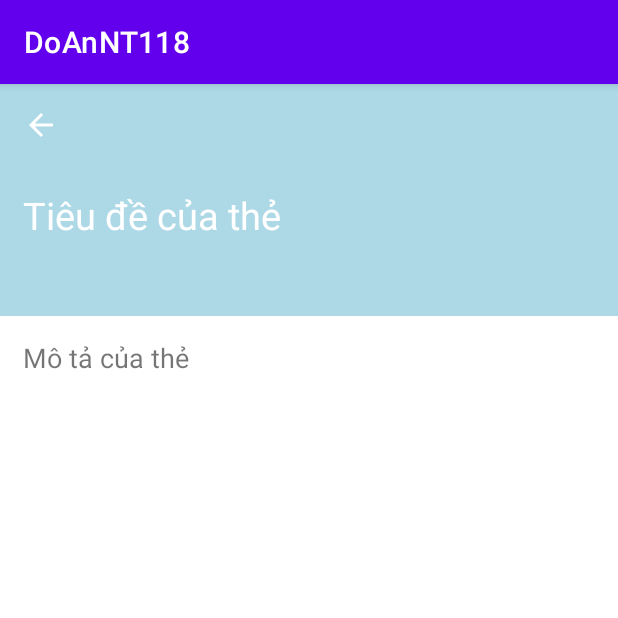
After one commit to hauphanlvc/DoAnNT118, an Android app: the ActivityThe screen opened directly, with no data from a screen before it, on a phone screen of 412 x 824 dp, the top half of it. The commit adds this screen. Run offline under Robolectric (Android 15) with nearby library versions, the light colour scheme and no system bars.

Commit message:
sửa layout thẻ

```diff
--- a/app/src/main/AndroidManifest.xml
+++ b/app/src/main/AndroidManifest.xml
@@ -35,6 +35,10 @@
         <activity
             android:name=".MainActivityProject"
             android:exported="true" />
+
+        <activity
+            android:name=".ActivityThe"
+            android:exported="true"/>
     </application>
 
 </manifest>
--- /dev/null
+++ b/app/src/main/java/com/example/doannt118/ActivityThe.java
@@ -0,0 +1,13 @@
+package com.example.doannt118;
+
+import android.os.Bundle;
+
+import androidx.appcompat.app.AppCompatActivity;
+
+public class ActivityThe extends AppCompatActivity {
+    @Override
+    protected void onCreate(Bundle savedInstanceState) {
+        super.onCreate(savedInstanceState);
+        setContentView(R.layout.card_layout);
+    }
+}
--- a/app/src/main/res/layout/card_layout.xml
+++ b/app/src/main/res/layout/card_layout.xml
@@ -22,11 +22,13 @@
             android:paddingEnd="15dp"
             android:paddingBottom="15dp"
             android:src="?attr/actionModeCloseDrawable"
-            app:tint="@color/white">
+            app:tint="@color/white"></ImageView>
+    </RelativeLayout>
 
-        </ImageView>
-
-    </RelativeLayout>
+    <ScrollView
+        android:layout_width="match_parent"
+        android:layout_height="match_parent"
+        android:layout_below="@+id/maincard">
 
         <RelativeLayout
             android:layout_width="match_parent"
@@ -69,12 +71,10 @@
                     android:paddingEnd="15dp"
                     android:paddingBottom="15dp"
                     android:text="Mô tả của thẻ"
-                android:textSize="18sp">
-
-            </TextView>
-
+                    android:textSize="18sp"></TextView>
             </RelativeLayout>
 
         </RelativeLayout>
+    </ScrollView>
 
 </RelativeLayout>
```
Lines whose indentation alone changed are shown as unchanged.
